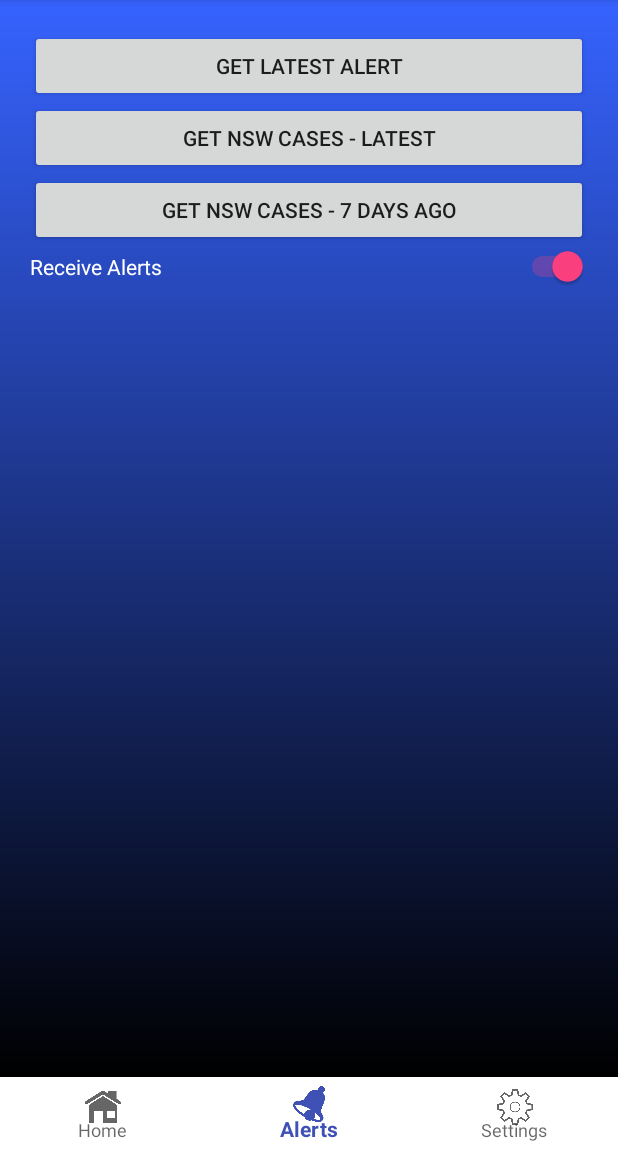
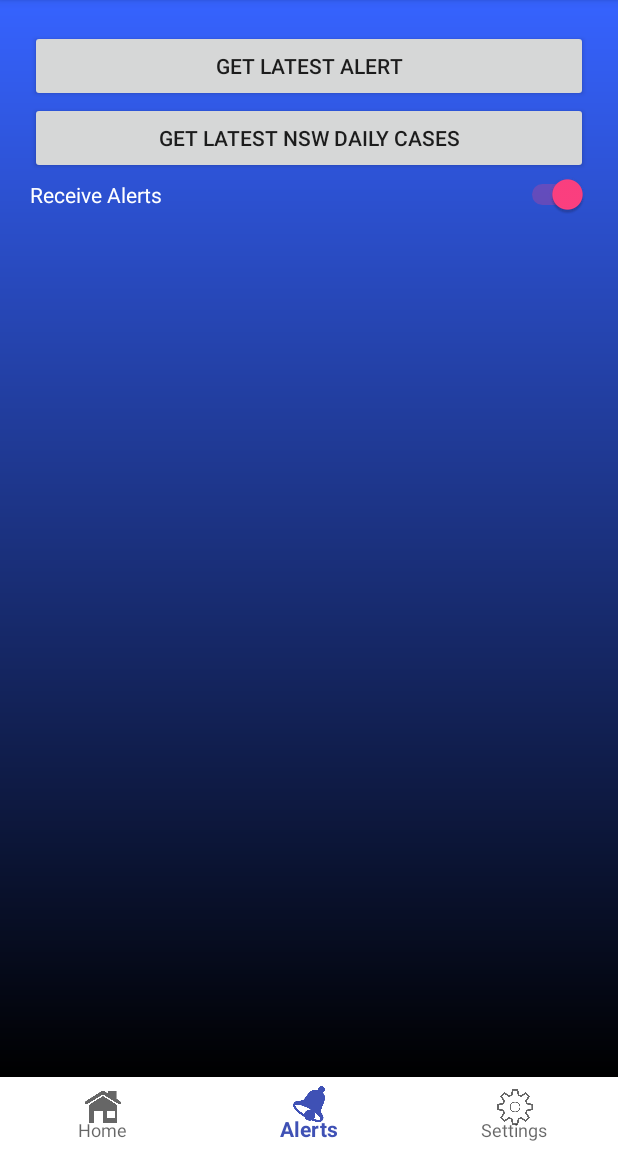
Before and after one commit to lewes5164312/infs3605, an Android app: the HomeActivity screen opened directly, with no data from a screen before it, item 2 of the bottom bar chosen, on a phone screen of 412 x 824 dp, the part 84-1236 px from its top. Run offline under Robolectric (Android 15) with nearby library versions, the phone set to English and light mode, and no system bars; our stand-ins replace Picasso, Volley; libraries missing offline, so code that uses them is left out: com.google.auth.oauth2, com.google.cloud.translate; network calls fail; pictures from the network do not load.

Commit message:
revised case alert

```diff
--- a/app/app/src/main/res/layout/fragment_alerts.xml
+++ b/app/app/src/main/res/layout/fragment_alerts.xml
@@ -18,12 +18,7 @@
         android:layout_width="match_parent"
         android:layout_height="wrap_content"
         android:onClick="getLatestUpdate"
-        android:text="Get NSW cases - Latest" />
-    <Button
-        android:layout_width="match_parent"
-        android:layout_height="wrap_content"
-        android:onClick="get7DaysAgoUpdate"
-        android:text="Get NSW cases - 7 Days Ago" />
+        android:text="Get latest NSW Daily Cases" />
 
     <Switch
         android:id="@+id/alertswitch"
```
Also changed, not shown: app/app/src/main/java/com/example/infs3605/HomeActivity.java (+47 -51 lines).
